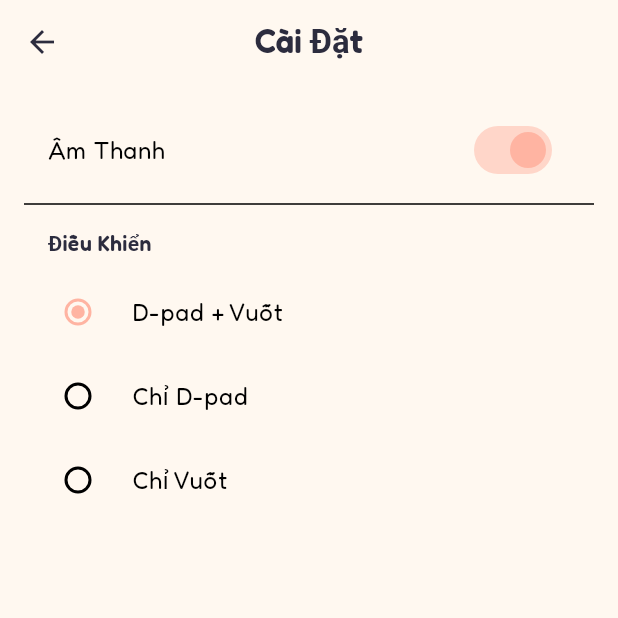
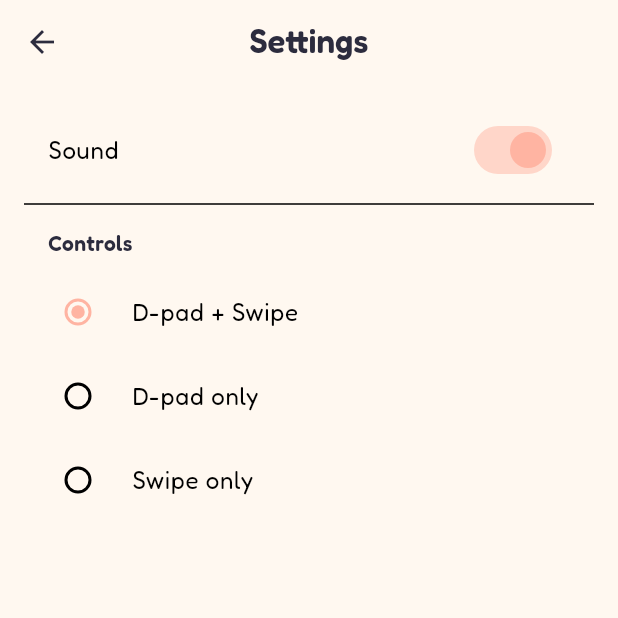
Before and after one commit to huangyongcheng/maze_game, a Flutter app: the screen it shows after launch, after a tap on the "settings" icon, on a phone screen of 412 x 824 dp, the top half of it. Run offline on Flutter 3.47's test engine with Material 3 defaults, Android fonts, the phone set to English and light mode, and no system bars; our stand-ins replace audioplayers, flutter_animate, flutter_riverpod, google_fonts, hive, hive_flutter; accounts and stored records are empty.

Commit message:
Convert Vietnamese content in English

````diff
--- /dev/null
+++ b/l10n.yaml
@@ -0,0 +1,6 @@
+arb-dir: lib/l10n
+template-arb-file: app_en.arb
+output-localization-file: app_localizations.dart
+output-class: AppLocalizations
+output-dir: lib/l10n
+nullable-getter: false
--- a/lib/app.dart
+++ b/lib/app.dart
@@ -1,7 +1,7 @@
 import 'package:flutter/material.dart';
 
-import 'core/constants/app_strings.dart';
 import 'core/theme/app_theme.dart';
+import 'l10n/app_localizations.dart';
 import 'presentation/screens/splash_screen.dart';
 
 class HomeToCisboxApp extends StatelessWidget {
@@ -10,9 +10,18 @@ class HomeToCisboxApp extends StatelessWidget {
   @override
   Widget build(BuildContext context) {
     return MaterialApp(
-      title: AppStrings.appTitle,
+      // The OS task-switcher title needs a string up-front, but we still want
+      // it to be localized. onGenerateTitle is called whenever the locale
+      // changes and runs after the localizations delegate is ready.
+      onGenerateTitle: (ctx) => AppLocalizations.of(ctx).appTitle,
       debugShowCheckedModeBanner: false,
       theme: AppTheme.light(),
+      // Force English regardless of system locale. To follow system locale
+      // instead, remove this line — Flutter will pick the best match from
+      // supportedLocales.
+      locale: const Locale('en'),
+      localizationsDelegates: AppLocalizations.localizationsDelegates,
+      supportedLocales: AppLocalizations.supportedLocales,
       home: const SplashScreen(),
     );
   }
--- a/lib/core/constants/app_strings.dart
+++ /dev/null
@@ -1,28 +0,0 @@
-/// All user-facing strings are in Vietnamese here.
-class AppStrings {
-  const AppStrings._();
-
-  static const String appTitle = 'Hành Trình Về Cisbox';
-  static const String tagline = 'Tìm đường từ nhà đến công ty';
-  static const String easy = 'Dễ';
-  static const String medium = 'Trung Bình';
-  static const String hard = 'Khó';
-  static const String play = 'Chơi';
-  static const String pause = 'Tạm Dừng';
-  static const String resume = 'Tiếp Tục';
-  static const String quit = 'Thoát';
-  static const String playAgain = 'Chơi Lại';
-  static const String backToMenu = 'Về Menu';
-  static const String youWon = '🎉 Bạn đã đến Cisbox!';
-  static const String newRecord = '🏆 Kỷ lục mới!';
-  static const String bestTime = 'Kỷ lục';
-  static const String noRecord = 'Chưa có';
-  static const String yourTime = 'Thời gian';
-  static const String revealMapPenalty = '⏰ +30 giây';
-  static const String settings = 'Cài Đặt';
-  static const String sound = 'Âm Thanh';
-  static const String controlScheme = 'Điều Khiển';
-  static const String dpadAndSwipe = 'D-pad + Vuốt';
-  static const String dpadOnly = 'Chỉ D-pad';
-  static const String swipeOnly = 'Chỉ Vuốt';
-}
--- /dev/null
+++ b/lib/l10n/app_localizations.dart
@@ -0,0 +1,272 @@
+import 'dart:async';
+
+import 'package:flutter/foundation.dart';
+import 'package:flutter/widgets.dart';
+import 'package:flutter_localizations/flutter_localizations.dart';
+import 'package:intl/intl.dart' as intl;
+
+import 'app_localizations_en.dart';
+import 'app_localizations_vi.dart';
+
+// ignore_for_file: type=lint
+
+/// Callers can lookup localized strings with an instance of AppLocalizations
+/// returned by `AppLocalizations.of(context)`.
+///
+/// Applications need to include `AppLocalizations.delegate()` in their app's
+/// `localizationDelegates` list, and the locales they support in the app's
+/// `supportedLocales` list. For example:
+///
+/// ```dart
+/// import 'l10n/app_localizations.dart';
+///
+/// return MaterialApp(
+///   localizationsDelegates: AppLocalizations.localizationsDelegates,
+///   supportedLocales: AppLocalizations.supportedLocales,
+///   home: MyApplicationHome(),
+/// );
+/// ```
+///
+/// ## Update pubspec.yaml
+///
+/// Please make sure to update your pubspec.yaml to include the following
+/// packages:
+///
+/// ```yaml
+/// dependencies:
+///   # Internationalization support.
+///   flutter_localizations:
+///     sdk: flutter
+///   intl: any # Use the pinned version from flutter_localizations
+///
+///   # Rest of dependencies
+/// ```
+///
+/// ## iOS Applications
+///
+/// iOS applications define key application metadata, including supported
+/// locales, in an Info.plist file that is built into the application bundle.
+/// To configure the locales supported by your app, you’ll need to edit this
+/// file.
+///
+/// First, open your project’s ios/Runner.xcworkspace Xcode workspace file.
+/// Then, in the Project Navigator, open the Info.plist file under the Runner
+/// project’s Runner folder.
+///
+/// Next, select the Information Property List item, select Add Item from the
+/// Editor menu, then select Localizations from the pop-up menu.
+///
+/// Select and expand the newly-created Localizations item then, for each
+/// locale your application supports, add a new item and select the locale
+/// you wish to add from the pop-up menu in the Value field. This list should
+/// be consistent with the languages listed in the AppLocalizations.supportedLocales
+/// property.
+abstract class AppLocalizations {
+  AppLocalizations(String locale)
+    : localeName = intl.Intl.canonicalizedLocale(locale.toString());
+
+  final String localeName;
+
+  static AppLocalizations of(BuildContext context) {
+    return Localizations.of<AppLocalizations>(context, AppLocalizations)!;
+  }
+
+  static const LocalizationsDelegate<AppLocalizations> delegate =
+      _AppLocalizationsDelegate();
+
+  /// A list of this localizations delegate along with the default localizations
+  /// delegates.
+  ///
+  /// Returns a list of localizations delegates containing this delegate along with
+  /// GlobalMaterialLocalizations.delegate, GlobalCupertinoLocalizations.delegate,
+  /// and GlobalWidgetsLocalizations.delegate.
+  ///
+  /// Additional delegates can be added by appending to this list in
+  /// MaterialApp. This list does not have to be used at all if a custom list
+  /// of delegates is preferred or required.
+  static const List<LocalizationsDelegate<dynamic>> localizationsDelegates =
+      <LocalizationsDelegate<dynamic>>[
+        delegate,
+        GlobalMaterialLocalizations.delegate,
+        GlobalCupertinoLocalizations.delegate,
+        GlobalWidgetsLocalizations.delegate,
+      ];
+
+  /// A list of this localizations delegate's supported locales.
+  static const List<Locale> supportedLocales = <Locale>[
+    Locale('en'),
+    Locale('vi'),
+  ];
+
+  /// App title shown on home screen and in the OS task switcher
+  ///
+  /// In en, this message translates to:
+  /// **'Home to Cisbox'**
+  String get appTitle;
+
+  /// Subtitle on the home screen below the app title
+  ///
+  /// In en, this message translates to:
+  /// **'Find your way home to the office'**
+  String get tagline;
+
+  /// Easy difficulty label
+  ///
+  /// In en, this message translates to:
+  /// **'Easy'**
+  String get easy;
+
+  /// Medium difficulty label
+  ///
+  /// In en, this message translates to:
+  /// **'Medium'**
+  String get medium;
+
+  /// Hard difficulty label
+  ///
+  /// In en, this message translates to:
+  /// **'Hard'**
+  String get hard;
+
+  /// Generic play button
+  ///
+  /// In en, this message translates to:
+  /// **'Play'**
+  String get play;
+
+  /// Pause button / overlay title
+  ///
+  /// In en, this message translates to:
+  /// **'Pause'**
+  String get pause;
+
+  /// Resume button on pause overlay
+  ///
+  /// In en, this message translates to:
+  /// **'Resume'**
+  String get resume;
+
+  /// Quit button on pause overlay
+  ///
+  /// In en, this message translates to:
+  /// **'Quit'**
+  String get quit;
+
+  /// Win screen — start a new run
+  ///
+  /// In en, this message translates to:
+  /// **'Play Again'**
+  String get playAgain;
+
+  /// Win screen — return to home
+  ///
+  /// In en, this message translates to:
+  /// **'Back to Menu'**
+  String get backToMenu;
+
+  /// Win screen — main victory message
+  ///
+  /// In en, this message translates to:
+  /// **'🎉 You made it to Cisbox!'**
+  String get youWon;
+
+  /// Win screen — shown when player beat their best time
+  ///
+  /// In en, this message translates to:
+  /// **'🏆 New Record!'**
+  String get newRecord;
+
+  /// Label preceding the best time, e.g. 'Best: 01:23'
+  ///
+  /// In en, this message translates to:
+  /// **'Best'**
+  String get bestTime;
+
+  /// Shown in place of best time when player has never finished this difficulty
+  ///
+  /// In en, this message translates to:
+  /// **'None yet'**
+  String get noRecord;
+
+  /// Win screen label above the run's time
+  ///
+  /// In en, this message translates to:
+  /// **'Your Time'**
+  String get yourTime;
+
+  /// Toast shown when player turns map reveal on
+  ///
+  /// In en, this message translates to:
+  /// **'⏰ +30 seconds'**
+  String get revealMapPenalty;
+
+  /// Settings screen title
+  ///
+  /// In en, this message translates to:
+  /// **'Settings'**
+  String get settings;
+
+  /// Sound master toggle label
+  ///
+  /// In en, this message translates to:
+  /// **'Sound'**
+  String get sound;
+
+  /// Section header for control-scheme picker
+  ///
+  /// In en, this message translates to:
+  /// **'Controls'**
+  String get controlScheme;
+
+  /// Control scheme: both enabled
+  ///
+  /// In en, this message translates to:
+  /// **'D-pad + Swipe'**
+  String get dpadAndSwipe;
+
+  /// Control scheme: only the on-screen arrow pad
+  ///
+  /// In en, this message translates to:
+  /// **'D-pad only'**
+  String get dpadOnly;
+
+  /// Control scheme: only swipe gestures
+  ///
+  /// In en, this message translates to:
+  /// **'Swipe only'**
+  String get swipeOnly;
+}
+
+class _AppLocalizationsDelegate
+    extends LocalizationsDelegate<AppLocalizations> {
+  const _AppLocalizationsDelegate();
+
+  @override
+  Future<AppLocalizations> load(Locale locale) {
+    return SynchronousFuture<AppLocalizations>(lookupAppLocalizations(locale));
+  }
+
+  @override
+  bool isSupported(Locale locale) =>
+      <String>['en', 'vi'].contains(locale.languageCode);
+
+  @override
+  bool shouldReload(_AppLocalizationsDelegate old) => false;
+}
+
+AppLocalizations lookupAppLocalizations(Locale locale) {
+  // Lookup logic when only language code is specified.
+  switch (locale.languageCode) {
+    case 'en':
+      return AppLocalizationsEn();
+    case 'vi':
+      return AppLocalizationsVi();
+  }
+
+  throw FlutterError(
+    'AppLocalizations.delegate failed to load unsupported locale "$locale". This is likely '
+    'an issue with the localizations generation tool. Please file an issue '
+    'on GitHub with a reproducible sample app and the gen-l10n configuration '
+    'that was used.',
+  );
+}
--- a/lib/presentation/screens/home_screen.dart
+++ b/lib/presentation/screens/home_screen.dart
@@ -4,8 +4,8 @@ import 'package:flutter_riverpod/flutter_riverpod.dart';
 import 'package:google_fonts/google_fonts.dart';
 
 import '../../core/constants/app_colors.dart';
-import '../../core/constants/app_strings.dart';
 import '../../domain/entities/difficulty.dart';
+import '../../l10n/app_localizations.dart';
 import '../providers/game_provider.dart';
 import '../providers/score_provider.dart';
 import '../widgets/game_hud.dart';
@@ -17,10 +17,11 @@ class HomeScreen extends ConsumerWidget {
 
   @override
   Widget build(BuildContext context, WidgetRef ref) {
+    final l10n = AppLocalizations.of(context);
     return Scaffold(
       backgroundColor: AppColors.background,
       appBar: AppBar(
-        title: const Text(AppStrings.appTitle),
+        title: Text(l10n.appTitle),
         actions: [
           IconButton(
             icon: const Icon(Icons.settings_rounded),
@@ -37,7 +38,7 @@ class HomeScreen extends ConsumerWidget {
             children: [
               const SizedBox(height: 8),
               Text(
-                AppStrings.tagline,
+                l10n.tagline,
                 textAlign: TextAlign.center,
                 style: GoogleFonts.fredoka(
                   fontSize: 18,
@@ -52,7 +53,7 @@ class HomeScreen extends ConsumerWidget {
                       context: context,
                       ref: ref,
                       difficulty: Difficulty.easy,
-                      label: AppStrings.easy,
+                      label: l10n.easy,
                       stars: 1,
                       color: AppColors.homeColor,
                     ),
@@ -61,7 +62,7 @@ class HomeScreen extends ConsumerWidget {
                       context: context,
                       ref: ref,
                       difficulty: Difficulty.medium,
-                      label: AppStrings.medium,
+                      label: l10n.medium,
                       stars: 2,
                       color: AppColors.accentPurple,
                     ),
@@ -70,7 +71,7 @@ class HomeScreen extends ConsumerWidget {
                       context: context,
                       ref: ref,
                       difficulty: Difficulty.hard,
-                      label: AppStrings.hard,
+                      label: l10n.hard,
                       stars: 3,
                       color: AppColors.cisboxColor,
                     ),
@@ -92,6 +93,7 @@ class HomeScreen extends ConsumerWidget {
     required int stars,
     required Color color,
   }) {
+    final l10n = AppLocalizations.of(context);
     final bestTime = ref.watch(bestTimeProvider(difficulty));
     return InkWell(
       borderRadius: BorderRadius.circular(24),
@@ -137,7 +139,7 @@ class HomeScreen extends ConsumerWidget {
                   const SizedBox(height: 2),
                   bestTime.when(
                     data: (d) => Text(
-                      '${AppStrings.bestTime}: ${d == null ? AppStrings.noRecord : formatDuration(d)}',
+                      '${l10n.bestTime}: ${d == null ? l10n.noRecord : formatDuration(d)}',
                       style: GoogleFonts.fredoka(
                           fontSize: 14, color: AppColors.textPrimary.withValues(alpha: 0.8)),
                     ),
--- a/lib/presentation/screens/settings_screen.dart
+++ b/lib/presentation/screens/settings_screen.dart
@@ -2,7 +2,7 @@ import 'package:flutter/material.dart';
 import 'package:flutter_riverpod/flutter_riverpod.dart';
 
 import '../../core/constants/app_colors.dart';
-import '../../core/constants/app_strings.dart';
+import '../../l10n/app_localizations.dart';
 import '../providers/settings_provider.dart';
 
 class SettingsScreen extends ConsumerWidget {
@@ -10,44 +10,45 @@ class SettingsScreen extends ConsumerWidget {
 
   @override
   Widget build(BuildContext context, WidgetRef ref) {
+    final l10n = AppLocalizations.of(context);
     final settings = ref.watch(settingsProvider);
     final notifier = ref.read(settingsProvider.notifier);
     return Scaffold(
       backgroundColor: AppColors.background,
-      appBar: AppBar(title: const Text(AppStrings.settings)),
+      appBar: AppBar(title: Text(l10n.settings)),
       body: SafeArea(
         child: ListView(
           padding: const EdgeInsets.all(16),
           children: [
             SwitchListTile(
-              title: const Text(AppStrings.sound),
+              title: Text(l10n.sound),
               value: settings.soundOn,
               onChanged: notifier.setSoundOn,
               activeThumbColor: AppColors.playerColor,
             ),
             const Divider(),
-            const Padding(
-              padding: EdgeInsets.symmetric(horizontal: 16, vertical: 8),
-              child: Text(AppStrings.controlScheme,
-                  style: TextStyle(fontWeight: FontWeight.w600)),
+            Padding(
+              padding: const EdgeInsets.symmetric(horizontal: 16, vertical: 8),
+              child: Text(l10n.controlScheme,
+                  style: const TextStyle(fontWeight: FontWeight.w600)),
             ),
             RadioGroup<ControlScheme>(
               groupValue: settings.controlScheme,
               onChanged: (v) {
                 if (v != null) notifier.setControlScheme(v);
               },
-              child: const Column(
+              child: Column(
                 children: [
                   RadioListTile<ControlScheme>(
-                    title: Text(AppStrings.dpadAndSwipe),
+                    title: Text(l10n.dpadAndSwipe),
                     value: ControlScheme.dpadAndSwipe,
                   ),
                   RadioListTile<ControlScheme>(
-                    title: Text(AppStrings.dpadOnly),
+                    title: Text(l10n.dpadOnly),
                     value: ControlScheme.dpadOnly,
                   ),
                   RadioListTile<ControlScheme>(
-                    title: Text(AppStrings.swipeOnly),
+                    title: Text(l10n.swipeOnly),
                     value: ControlScheme.swipeOnly,
                   ),
                 ],
--- a/lib/presentation/screens/splash_screen.dart
+++ b/lib/presentation/screens/splash_screen.dart
@@ -4,7 +4,7 @@ import 'package:google_fonts/google_fonts.dart';
 
 import '../../core/constants/app_colors.dart';
 import '../../core/constants/app_dimensions.dart';
-import '../../core/constants/app_strings.dart';
+import '../../l10n/app_localizations.dart';
 import 'home_screen.dart';
 
 class SplashScreen extends StatefulWidget {
@@ -28,6 +28,7 @@ class _SplashScreenState extends State<SplashScreen> {
 
   @override
   Widget build(BuildContext context) {
+    final l10n = AppLocalizations.of(context);
     return Scaffold(
       backgroundColor: AppColors.background,
       body: Center(
@@ -56,7 +57,7 @@ class _SplashScreenState extends State<SplashScreen> {
                 .scale(duration: 600.ms, curve: Curves.elasticOut),
             const SizedBox(height: 24),
             Text(
-              AppStrings.appTitle,
+              l10n.appTitle,
               style: GoogleFonts.fredoka(
                 fontSize: 26,
                 fontWeight: FontWeight.w600,
--- a/pubspec.yaml
+++ b/pubspec.yaml
@@ -9,6 +9,8 @@ environment:
 dependencies:
   flutter:
     sdk: flutter
+  flutter_localizations:
+    sdk: flutter
   cupertino_icons: ^1.0.8
 
   flutter_riverpod: ^2.5.1
@@ -17,6 +19,7 @@ dependencies:
   audioplayers: ^6.0.0
   google_fonts: ^6.2.1
   flutter_animate: ^4.5.0
+  intl: any
 
 dev_dependencies:
   flutter_test:
@@ -27,6 +30,7 @@ dev_dependencies:
 
 flutter:
   uses-material-design: true
+  generate: true
 
   # Add real sound files here when ready.
   # Drop MP3 / WAV files into assets/sounds/ and uncomment:
````
Also changed, not shown: lib/l10n/app_en.arb (added, +76 -0 lines), lib/l10n/app_localizations_en.dart (added, +79 -0 lines), lib/l10n/app_localizations_vi.dart (added, +79 -0 lines), lib/l10n/app_vi.arb (added, +27 -0 lines), lib/presentation/screens/win_screen.dart (+8 -7 lines), lib/presentation/widgets/pause_overlay.dart (+7 -6 lines), lib/presentation/widgets/reveal_penalty_toast.dart (+5 -4 lines), .claude/settings.local.json, pubspec.lock, 2 other files.
